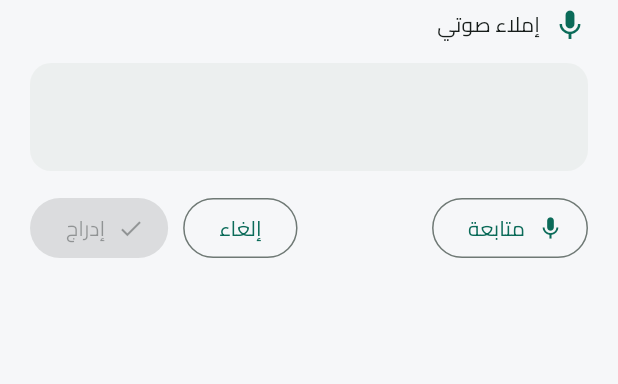
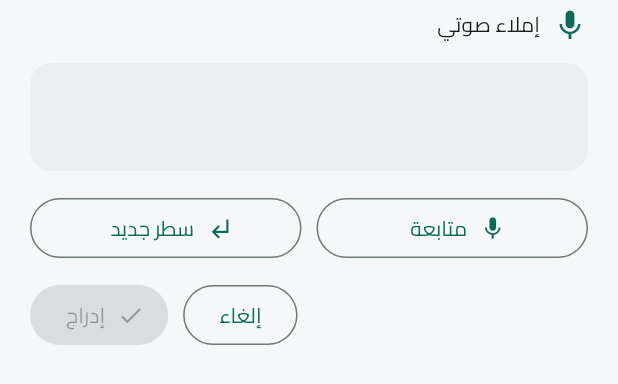
Before and after one commit to alaoufi/alaoufi_notes, a Flutter app: the _ConfirmSheet widget shown alone on an empty page, opened directly with empty values, on a phone screen of 412 x 824 dp. Shown: the top 384 px of the screen. Run offline on Flutter 3.47's test engine with Material 3 defaults, Android fonts, the phone set to English and light mode, and no system bars; our stand-ins replace audioplayers, device_info_plus, file_picker, flutter_colorpicker, flutter_local_notifications, flutter_secure_storage and 14 more; missing offline and left inert: android_id, cryptography, encrypt, extension_google_sign_in_as_googleapis_auth, flutter_quill, googleapis and 2 more; accounts and stored records are empty; project files that could hold a hidden picture were left out.

Commit message:
الإملاء الصوتي: زرّ «سطر جديد» لمتابعة الإملاء في سطر جديد
في مربّع الإملاء، زرّ «متابعة» يُلصق الكلام على نفس السطر بمسافة. أضفنا بجانبه
زرّ «سطر جديد» يُكمل الإملاء لكن يبدأ في سطر جديد (\n)، ورتّبنا الأزرار في
صفّين (إملاء/إجراءات) تفاديًا للتضييق على الشاشات الصغيرة.

رفع النسخة إلى 1.1.11+12.

Co-Authored-By: Claude Fable 5 <noreply@anthropic.com>
Claude-Session: https://claude.ai/code/session_01EgFDkQ7WC3S16HHMbyH5e4

```diff
--- a/mudhakkarati/lib/features/editor/voice_dictation.dart
+++ b/mudhakkarati/lib/features/editor/voice_dictation.dart
@@ -110,13 +110,18 @@ class _ConfirmSheetState extends State<_ConfirmSheet> {
   late final TextEditingController _c =
       TextEditingController(text: widget.initial);
 
-  Future<void> _again() async {
+  /// يفتح نافذة الإملاء ويُضيف الكلام الجديد للنصّ الموجود.
+  /// [newLine] = true ⇒ يُضاف في **سطر جديد**؛ وإلا يُكمل على نفس السطر بمسافة.
+  Future<void> _again({bool newLine = false}) async {
     try {
       final t = await SystemDictation.recognize(widget.locale);
       if (t != null && t.trim().isNotEmpty && mounted) {
         // متابعة الكلام: نُضيف للنصّ الموجود بدل استبداله.
-        final cur = _c.text.trim();
-        final merged = cur.isEmpty ? t.trim() : '$cur ${t.trim()}';
+        final cur = _c.text.trimRight();
+        final piece = t.trim();
+        final merged = cur.isEmpty
+            ? piece
+            : (newLine ? '$cur\n$piece' : '$cur $piece');
         setState(() {
           _c.text = merged;
           _c.selection = TextSelection.collapsed(offset: merged.length);
@@ -170,14 +175,31 @@ class _ConfirmSheetState extends State<_ConfirmSheet> {
               ),
             ),
             const SizedBox(height: 14),
+            // صفّ الإملاء: متابعة على نفس السطر / متابعة في سطر جديد.
             Row(
               children: [
-                // متابعة الكلام: يفتح نافذة النظام ويُضيف للنصّ.
-                OutlinedButton.icon(
-                  onPressed: _again,
-                  icon: const Icon(Icons.mic, size: 18),
-                  label: Text(s.t('stt_continue')),
+                Expanded(
+                  child: OutlinedButton.icon(
+                    onPressed: _again,
+                    icon: const Icon(Icons.mic, size: 18),
+                    label: Text(s.t('stt_continue')),
+                  ),
                 ),
+                const SizedBox(width: 10),
+                // سطر جديد: يُكمل الإملاء لكن في سطر جديد.
+                Expanded(
+                  child: OutlinedButton.icon(
+                    onPressed: () => _again(newLine: true),
+                    icon: const Icon(Icons.subdirectory_arrow_left, size: 18),
+                    label: const Text('سطر جديد'),
+                  ),
+                ),
+              ],
+            ),
+            const SizedBox(height: 10),
+            // صفّ الإجراءات: إلغاء / إدراج.
+            Row(
+              children: [
                 const Spacer(),
                 OutlinedButton(
                   onPressed: () => Navigator.pop(context),
--- a/mudhakkarati/pubspec.yaml
+++ b/mudhakkarati/pubspec.yaml
@@ -1,7 +1,7 @@
 name: mudhakkarati
 description: "مذكراتي - تطبيق مذكرات وملاحظات يعمل بدون إنترنت بالكامل."
 publish_to: 'none'
-version: 1.1.10+11
+version: 1.1.11+12
 
 environment:
   sdk: '>=3.4.0 <4.0.0'
```
